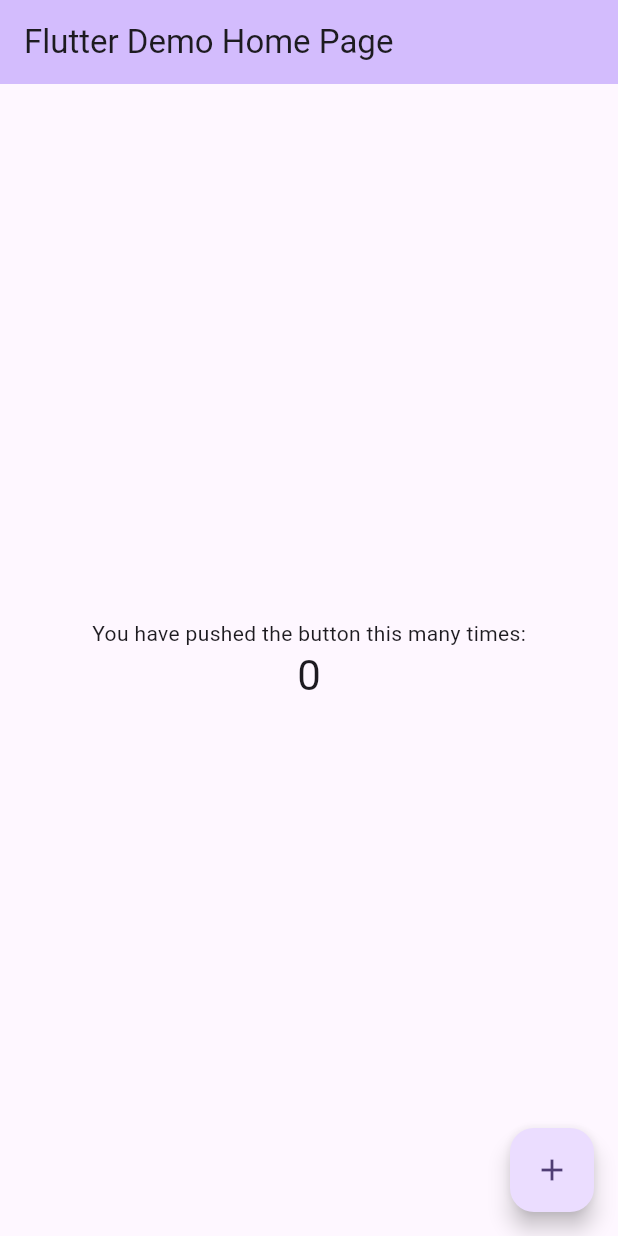
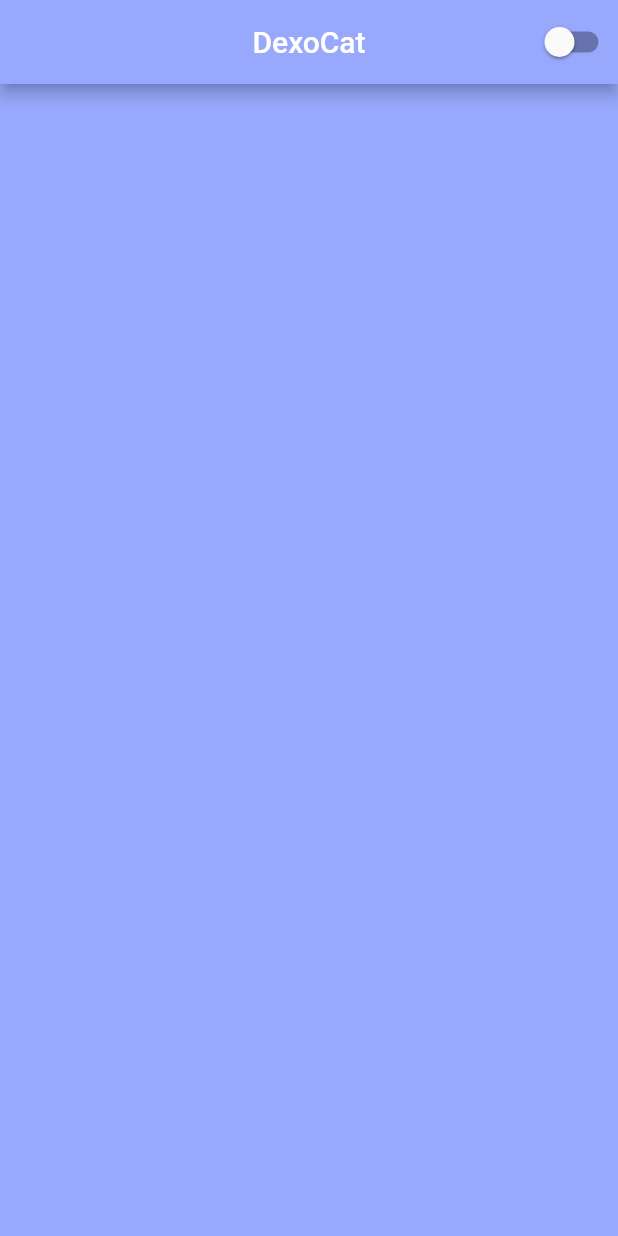
Before and after one commit to De4nWhit3/dexocat2, a Flutter app: the screen it shows after launch, on a phone screen of 412 x 824 dp. Run offline on Flutter 3.47's test engine with Material 2 defaults, Android fonts, the phone set to English and light mode, and no system bars.

Commit message:
added theme service and provider package

```diff
--- /dev/null
+++ b/lib/2_application/core/services/theme_service.dart
@@ -0,0 +1,10 @@
+import 'package:flutter/material.dart';
+
+class ThemeService extends ChangeNotifier {
+  bool isDarkModeOn = false;
+
+  void toggleDarkMode() {
+    isDarkModeOn = !isDarkModeOn;
+    notifyListeners();
+  }
+}
--- /dev/null
+++ b/lib/app_theme.dart
@@ -0,0 +1,20 @@
+import 'package:flutter/material.dart';
+
+class AppTheme {
+  AppTheme._();
+
+  static Color darkSeed = const Color.fromARGB(255, 51, 56, 82);
+  static Color lightSeed = const Color.fromARGB(255, 152, 169, 253);
+
+  static ThemeData lightTheme = ThemeData(
+    appBarTheme: AppBarTheme(backgroundColor: lightSeed),
+    scaffoldBackgroundColor: lightSeed,
+    brightness: Brightness.light,
+  );
+
+  static ThemeData darkTheme = ThemeData(
+    appBarTheme: AppBarTheme(backgroundColor: darkSeed),
+    scaffoldBackgroundColor: darkSeed,
+    brightness: Brightness.dark,
+  );
+}
--- a/lib/main.dart
+++ b/lib/main.dart
@@ -1,69 +1,47 @@
+import 'package:dexocat/2_application/core/services/theme_service.dart';
+import 'package:dexocat/app_theme.dart';
 import 'package:flutter/material.dart';
+import 'package:provider/provider.dart';
 
 void main() {
-  runApp(const MyApp());
+  runApp(ChangeNotifierProvider(
+    create: (context) => ThemeService(),
+    child: const DexoCatApp(),
+  ));
 }
 
-class MyApp extends StatelessWidget {
-  const MyApp({super.key});
+class DexoCatApp extends StatelessWidget {
+  const DexoCatApp({super.key});
 
   @override
   Widget build(BuildContext context) {
+    return Consumer<ThemeService>(
+      builder: (context, themeService, child) {
         return MaterialApp(
-      title: 'Flutter Demo',
-      theme: ThemeData(
-        colorScheme: ColorScheme.fromSeed(seedColor: Colors.deepPurple),
-        useMaterial3: true,
-      ),
-      home: const MyHomePage(title: 'Flutter Demo Home Page'),
-    );
-  }
-}
-
-class MyHomePage extends StatefulWidget {
-  const MyHomePage({super.key, required this.title});
-
-  final String title;
-
-  @override
-  State<MyHomePage> createState() => _MyHomePageState();
-}
-
-class _MyHomePageState extends State<MyHomePage> {
-  int _counter = 0;
-
-  void _incrementCounter() {
-    setState(() {
-      _counter++;
-    });
-  }
-
-  @override
-  Widget build(BuildContext context) {
-    return Scaffold(
+          debugShowCheckedModeBanner: false,
+          themeMode:
+              themeService.isDarkModeOn ? ThemeMode.dark : ThemeMode.light,
+          theme: AppTheme.lightTheme,
+          darkTheme: AppTheme.darkTheme,
+          home: Scaffold(
             appBar: AppBar(
-        backgroundColor: Theme.of(context).colorScheme.inversePrimary,
-        title: Text(widget.title),
-      ),
-      body: Center(
-        child: Column(
-          mainAxisAlignment: MainAxisAlignment.center,
-          children: <Widget>[
-            const Text(
-              'You have pushed the button this many times:',
-            ),
-            Text(
-              '$_counter',
-              style: Theme.of(context).textTheme.headlineMedium,
+              title: const Text('DexoCat'),
+              centerTitle: true,
+              actions: [
+                Switch(
+                  value: Provider.of<ThemeService>(context).isDarkModeOn,
+                  onChanged: (_) {
+                    Provider.of<ThemeService>(
+                      context,
+                      listen: false,
+                    ).toggleDarkMode();
+                  },
                 ),
               ],
             ),
           ),
-      floatingActionButton: FloatingActionButton(
-        onPressed: _incrementCounter,
-        tooltip: 'Increment',
-        child: const Icon(Icons.add),
-      ),
+        );
+      },
     );
   }
 }
--- a/pubspec.yaml
+++ b/pubspec.yaml
@@ -30,6 +30,7 @@ environment:
 dependencies:
   flutter:
     sdk: flutter
+  provider: ^6.0.5
 
 
   # The following adds the Cupertino Icons font to your application.
```
Also changed, not shown: pubspec.lock, 2 other files. Lines whose indentation alone changed are shown as unchanged.
